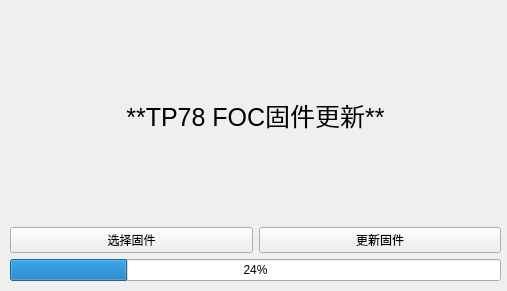
Before: the Qt Designer form tp78foc.ui in ChnMasterOG/TP78-Integrated-Tools, drawn with Qt 5.
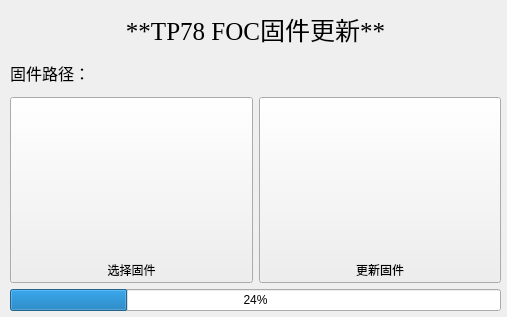
After: the same form once the commit is applied. Icons and pictures are not drawn.

```diff
--- a/tp78foc.ui
+++ b/tp78foc.ui
@@ -7,7 +7,7 @@
     <x>0</x>
     <y>0</y>
     <width>507</width>
-    <height>291</height>
+    <height>317</height>
    </rect>
   </property>
   <property name="windowTitle">
@@ -19,7 +19,7 @@
      <x>10</x>
      <y>10</y>
      <width>491</width>
-     <height>271</height>
+     <height>301</height>
     </rect>
    </property>
    <layout class="QVBoxLayout" name="verticalLayout">
@@ -27,6 +27,7 @@
      <widget class="QLabel" name="label">
       <property name="font">
        <font>
+        <family>Times New Roman</family>
         <pointsize>19</pointsize>
        </font>
       </property>
@@ -41,19 +42,72 @@
       </property>
      </widget>
     </item>
+    <item>
+     <layout class="QVBoxLayout" name="verticalLayout_3">
+      <item>
+       <widget class="QLabel" name="selected_firmware_path_label">
+        <property name="font">
+         <font>
+          <family>小赖字体 SC</family>
+          <pointsize>12</pointsize>
+         </font>
+        </property>
+        <property name="text">
+         <string>固件路径：</string>
+        </property>
+       </widget>
+      </item>
+     </layout>
+    </item>
     <item>
      <layout class="QHBoxLayout" name="horizontalLayout">
       <item>
        <widget class="QPushButton" name="Button_selectfirmware">
+        <property name="font">
+         <font>
+          <family>小赖字体 SC</family>
+         </font>
+        </property>
+        <property name="styleSheet">
+         <string notr="true">image: url(:/res/选择固件.png);</string>
+        </property>
         <property name="text">
-         <string>选择固件</string>
+         <string>
+
+
+
+
+
+
+
+
+
+选择固件</string>
         </property>
        </widget>
       </item>
       <item>
        <widget class="QPushButton" name="Button_update">
+        <property name="font">
+         <font>
+          <family>小赖字体 SC</family>
+         </font>
+        </property>
+        <property name="styleSheet">
+         <string notr="true">image: url(:/res/更新固件.png)</string>
+        </property>
         <property name="text">
-         <string>更新固件</string>
+         <string>
+
+
+
+
+
+
+
+
+
+更新固件</string>
         </property>
        </widget>
       </item>
```
Left out of the diff: 4 changed lines with no effect on the pictures.
